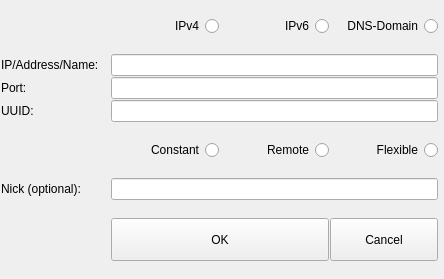
The window that ui/address-input.ui (berndhs/arado) describes before a commit, drawn with Qt 5.
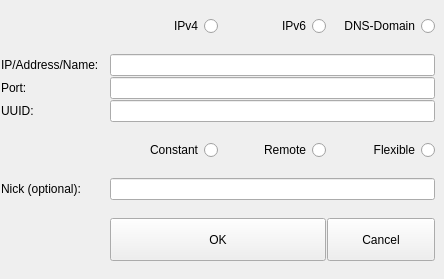
The same window after the commit. Icons and pictures are not drawn.

Commit message: tab stop order defined.

Diff of the .ui file:
```diff
--- a/ui/address-input.ui
+++ b/ui/address-input.ui
@@ -337,7 +337,7 @@
    <item row="3" column="5">
     <widget class="QLabel" name="label_6">
      <property name="text">
-      <string> </string>
+      <string/>
      </property>
     </widget>
    </item>
```
Left out of the diff: 14 changed lines with no effect on the pictures. The commit also changes 4 other files.
